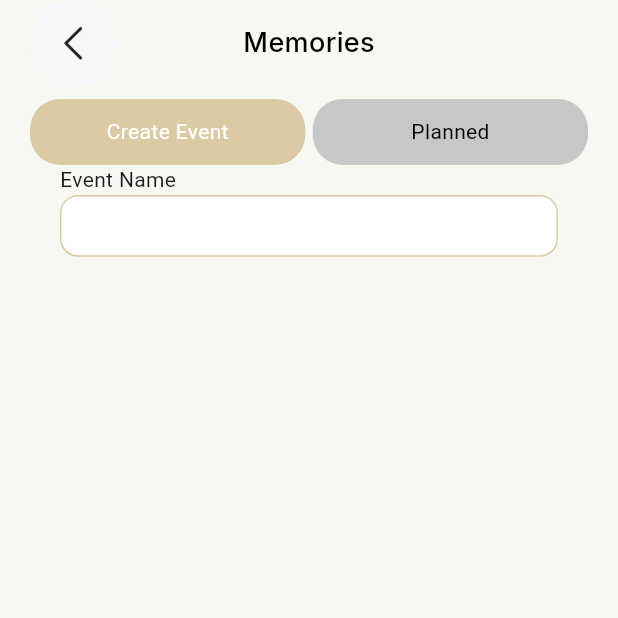
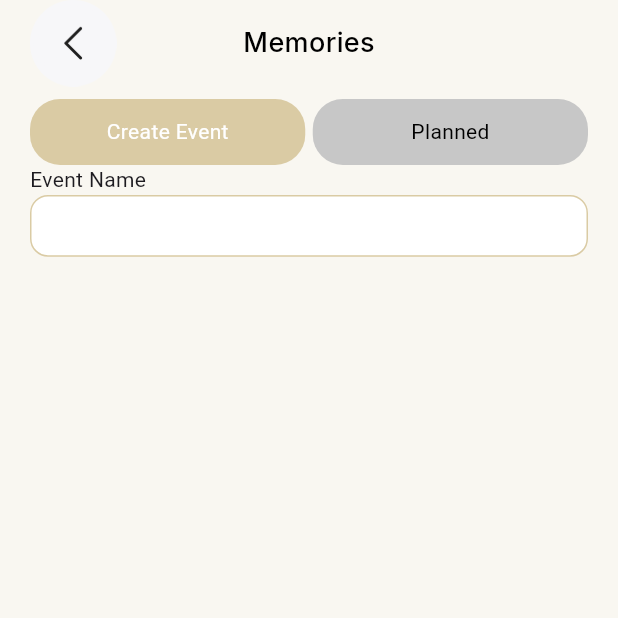
Before and after one commit to rayhantmt/Adeleade, a Flutter app: the MemoriesView screen opened directly, on a phone screen of 412 x 824 dp, the top half of it. Run offline on Flutter 3.47's test engine with Material 3 defaults, Android fonts, the phone set to English and light mode, and no system bars; our stand-ins replace get, google_fonts.

Commit message:
fine tuned with some paddign

```diff
--- a/lib/modules/memories/memories_view.dart
+++ b/lib/modules/memories/memories_view.dart
@@ -117,14 +117,11 @@ class MemoriesView extends GetView<MemoriesController> {
 }
 Widget _createEvent (){
   return SingleChildScrollView(
-    child: Padding(
-    padding: const EdgeInsets.symmetric(horizontal: 20),
     child: Column(
       children: [
         UpdateInfoField(tittle: "Event Name", hint:'')
       ],
-    ),
-  )
+    )
   );
 }
 
```
